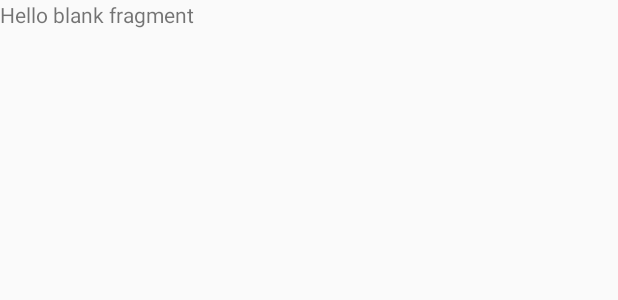
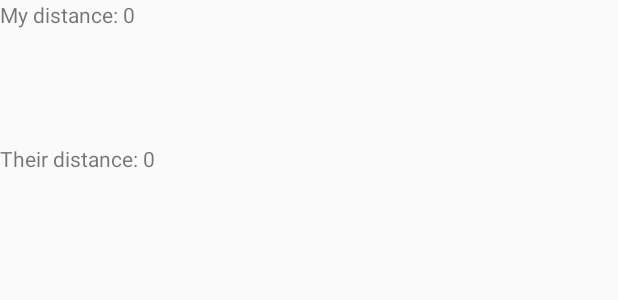
Before and after one commit to apj11c/MobileLiveRacing, an Android app: the layout fragment_race.xml on its own in the app's theme, with its tools: preview values and no code run, on a phone screen of 412 x 824 dp. Shown: the top 300 px of the screen. Run offline under Robolectric (Android 15) with nearby library versions, the phone set to English and light mode, and no system bars.

Commit message:
RaceFragment update functions do stuff now

```diff
--- a/app/src/main/res/layout/fragment_race.xml
+++ b/app/src/main/res/layout/fragment_race.xml
@@ -1,14 +1,24 @@
 <?xml version="1.0" encoding="utf-8"?>
-<FrameLayout xmlns:android="http://schemas.android.com/apk/res/android"
+<RelativeLayout xmlns:android="http://schemas.android.com/apk/res/android"
     xmlns:tools="http://schemas.android.com/tools"
     android:layout_width="match_parent"
     android:layout_height="match_parent"
     tools:context=".RaceFragment">
 
     <!-- TODO: Update blank fragment layout -->
+
     <TextView
-        android:layout_width="match_parent"
-        android:layout_height="match_parent"
-        android:text="@string/hello_blank_fragment" />
+        android:id="@+id/myDistance"
+        android:layout_width="wrap_content"
+        android:layout_height="wrap_content"
+        android:text="My distance: 0" />
 
-</FrameLayout>
+    <TextView
+        android:id="@+id/theirDist"
+        android:layout_width="104dp"
+        android:layout_height="wrap_content"
+        android:layout_alignParentStart="true"
+        android:layout_alignParentTop="true"
+        android:layout_marginTop="96dp"
+        android:text="Their distance: 0" />
+</RelativeLayout>
```
Also changed, not shown: app/src/main/java/edu/fsu/cs/mobile/mobileliveracing/RaceFragment.java (+26 -0 lines).
